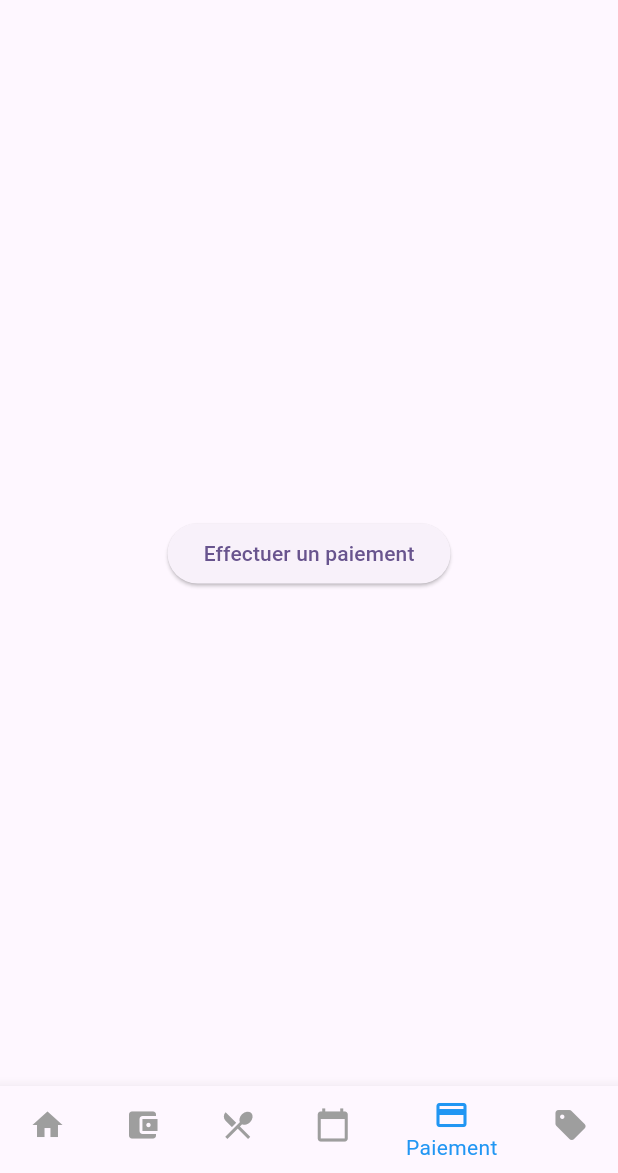
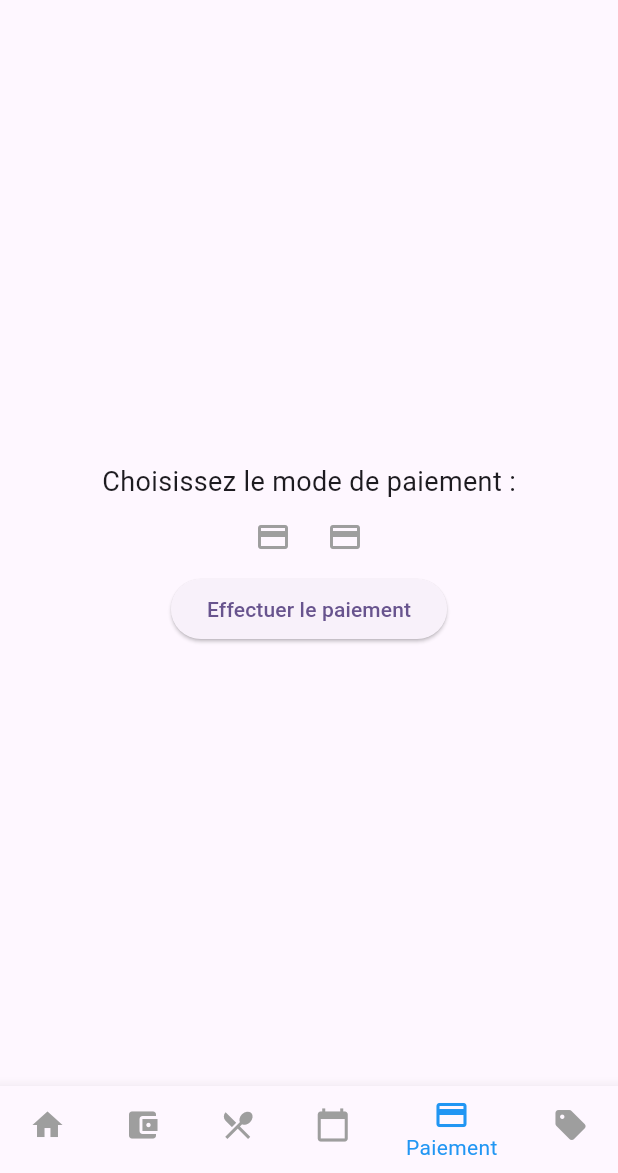
Before and after one commit to MatySylla/gestion_tickets, a Flutter app: the MainScreen screen opened directly, item 5 of the bottom bar chosen, on a phone screen of 412 x 824 dp, the part 63-1236 px from its top. Run offline on Flutter 3.47's test engine with Material 3 defaults, Android fonts, the phone set to English and light mode, and no system bars; our stand-ins replace carousel_slider, cloud_firestore, firebase_auth, firebase_core, firebase_storage, image_picker; missing offline and left inert: dart:js; accounts and stored records are empty.

Commit message:
ajout paiement

```diff
--- a/lib/widgets/paiement/PaymentView.dart
+++ b/lib/widgets/paiement/PaymentView.dart
@@ -1,17 +1,72 @@
 import 'package:flutter/material.dart';
+import 'package:gestion_tickets/widgets/paiement/paymentBloc.dart';
 
-class PaymentView extends StatelessWidget {
-  const PaymentView({super.key});
+
+class PaymentView extends StatefulWidget {
+  const PaymentView({Key? key}) : super(key: key);
+
+  @override
+  _PaymentViewState createState() => _PaymentViewState();
+}
+
+class _PaymentViewState extends State<PaymentView> {
+  final PaymentBloc _paymentBloc = PaymentBloc();
+  String _selectedPaymentMethod = '';
 
   @override
   Widget build(BuildContext context) {
     return Center(
-      child: ElevatedButton(
-        onPressed: () {
-          // Logique pour effectuer un paiement
-        },
-        child: const Text('Effectuer un paiement'),
+      child: Column(
+        mainAxisAlignment: MainAxisAlignment.center,
+        children: [
+          const Text(
+            'Choisissez le mode de paiement :',
+            style: TextStyle(fontSize: 18),
+          ),
+          Row(
+            mainAxisAlignment: MainAxisAlignment.center,
+            children: [
+              IconButton(
+                onPressed: () {
+                  setState(() {
+                    _selectedPaymentMethod = 'Visa'; // Modifier selon votre logique
+                  });
+                },
+                icon: const Icon(Icons.credit_card), // Icône pour Visa
+                color: _selectedPaymentMethod == 'Visa' ? Colors.blue : Colors.grey,
+              ),
+              IconButton(
+                onPressed: () {
+                  setState(() {
+                    _selectedPaymentMethod = 'PayPal'; // Modifier selon votre logique
+                  });
+                },
+                icon: const Icon(Icons.payment), // Icône pour PayPal
+                color: _selectedPaymentMethod == 'PayPal' ? Colors.blue : Colors.grey,
+              ),
+              // Ajoutez d'autres icônes pour les modes de paiement supplémentaires selon vos besoins
+            ],
+          ),
+          ElevatedButton(
+            onPressed: () {
+              if (_selectedPaymentMethod.isNotEmpty) {
+                _paymentBloc.initiatePayment(_selectedPaymentMethod);
+              } else {
+                ScaffoldMessenger.of(context).showSnackBar(const SnackBar(
+                  content: Text('Veuillez sélectionner un mode de paiement.'),
+                ));
+              }
+            },
+            child: const Text('Effectuer le paiement'),
+          ),
+        ],
       ),
     );
   }
+
+  @override
+  void dispose() {
+    _paymentBloc.dispose();
+    super.dispose();
+  }
 }
```
Also changed, not shown: lib/widgets/paiement/paymentBloc.dart (+17 -6 lines).
